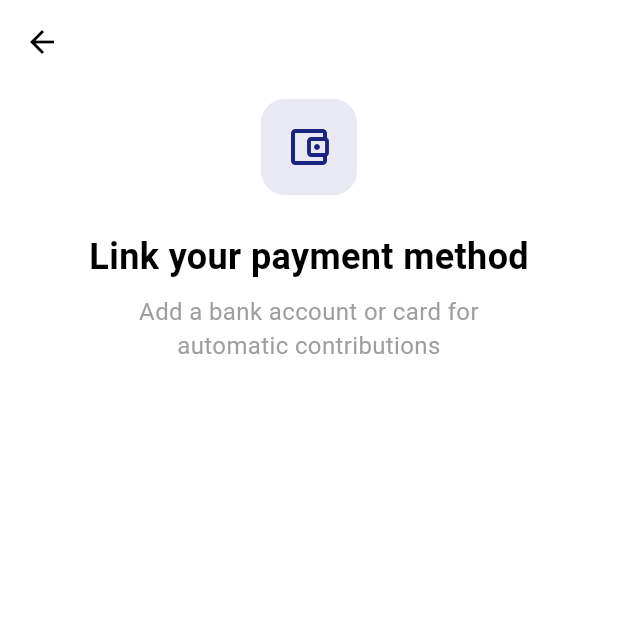
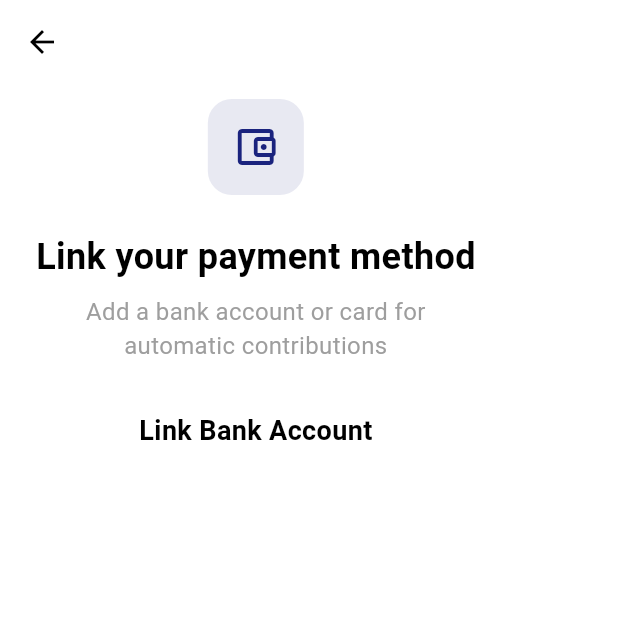
Before and after one commit to rintymoni01/group-saving-app, a Flutter app: the screen it shows after launch, after a tap on "Link Bank Account", on a phone screen of 412 x 824 dp, the top half of it. Run offline on Flutter 3.47's test engine with Material 3 defaults, Android fonts, the phone set to English and light mode, and no system bars; our stand-ins replace get, google_fonts.

Commit message:
P18: Start building bank form layout in LinkPaymentMethodScreen

```diff
--- a/lib/view/screens/payment_method/screen/link_payment_method_screen.dart
+++ b/lib/view/screens/payment_method/screen/link_payment_method_screen.dart
@@ -108,7 +108,20 @@
   }
 
   Widget _buildBankForm() {
-    return Container();
+    return Column(
+      crossAxisAlignment: CrossAxisAlignment.start,
+      children: [
+        const Text(
+          'Link Bank Account',
+          style: TextStyle(
+            fontSize: 18,
+            fontWeight: FontWeight.bold,
+            color: Colors.black,
+          ),
+        ),
+        const SizedBox(height: 24),
+      ],
+    );
   }
 
   Widget _buildPaymentOption({
```
